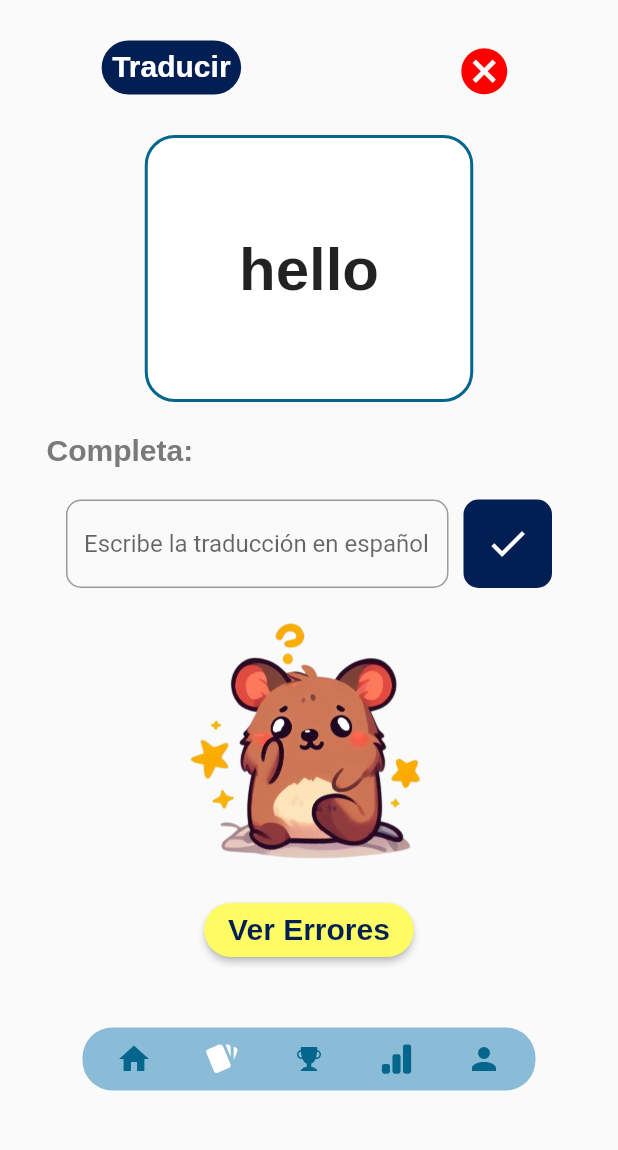
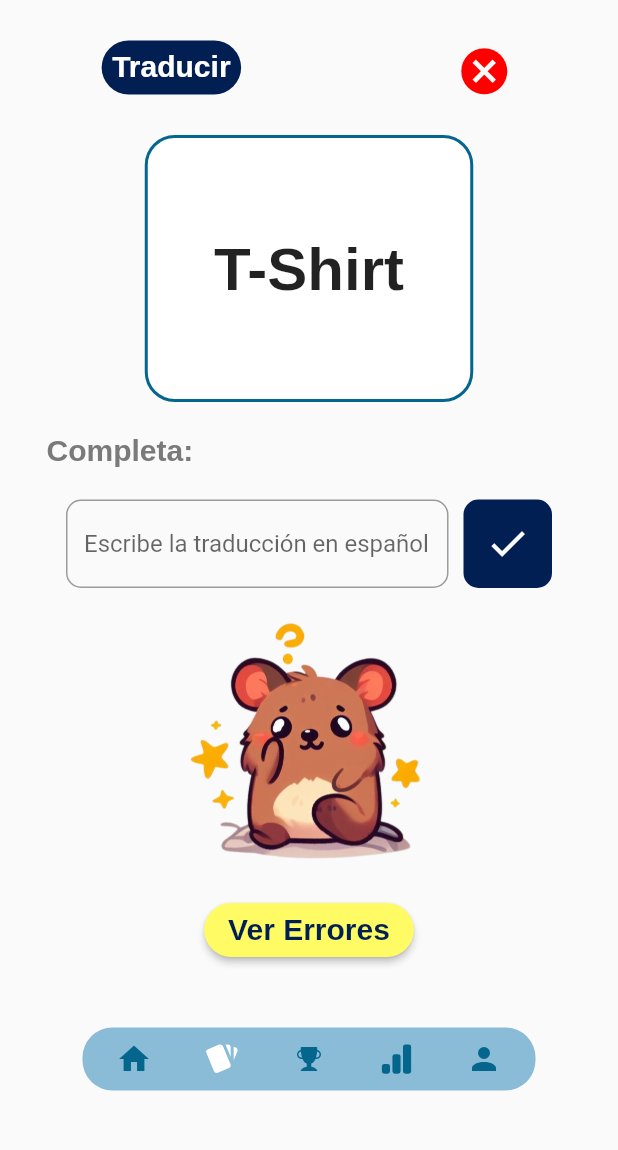
Before and after one commit to Samvargasca/StudyBuddy, a Flutter app: the TraduccionEjercicioPage screen opened by its route, on a phone screen of 412 x 824 dp, the part 84-1234 px from its top. Run offline on Flutter 3.47's test engine with Material 2 defaults, Android fonts, the phone set to English and light mode, and no system bars; drawn by our look-alikes of auto_size_text, flip_card; our stand-ins replace flutter_svg.

Commit message:
Conexión de pila a ejercicios

```diff
--- a/lib/src/pages/traduccion/traduccion_ejercicio_page.dart
+++ b/lib/src/pages/traduccion/traduccion_ejercicio_page.dart
@@ -15,10 +15,8 @@ class TraduccionEjercicioPage extends StatefulWidget {
 }
 
 class _TraduccionEjercicioPageState extends State<TraduccionEjercicioPage> {
-  String ingles = "hello";
-  String traduccion = "hola";
-  String significado = "Saludo Casual";
   String imagenAsset = "assets/images/quokka-pregunta.png";
+  late Palabra palabra;
 
   void cambiarImagen(String nuevaRuta) {
     setState(() {
@@ -147,6 +145,7 @@ class _TraduccionEjercicioPageState extends State<TraduccionEjercicioPage> {
         ],
       ),
     );
+    palabra = words.pop()!;
   }
 
   @override
@@ -202,8 +201,8 @@ class _TraduccionEjercicioPageState extends State<TraduccionEjercicioPage> {
             ],
           ),
           Flashcard(
-            pregunta: ingles,
-            respuesta: significado,
+            pregunta: palabra.ingles,
+            respuesta: palabra.definicion,
           ),
           const SizedBox(
             width: 350,
@@ -218,7 +217,7 @@ class _TraduccionEjercicioPageState extends State<TraduccionEjercicioPage> {
               textAlign: TextAlign.left,
             ),
           ),
-          Formulario(traduccion, cambiarImagen),
+          Formulario(palabra.espanol, cambiarImagen),
           Image.asset(
             imagenAsset,
             width: 159,
```
